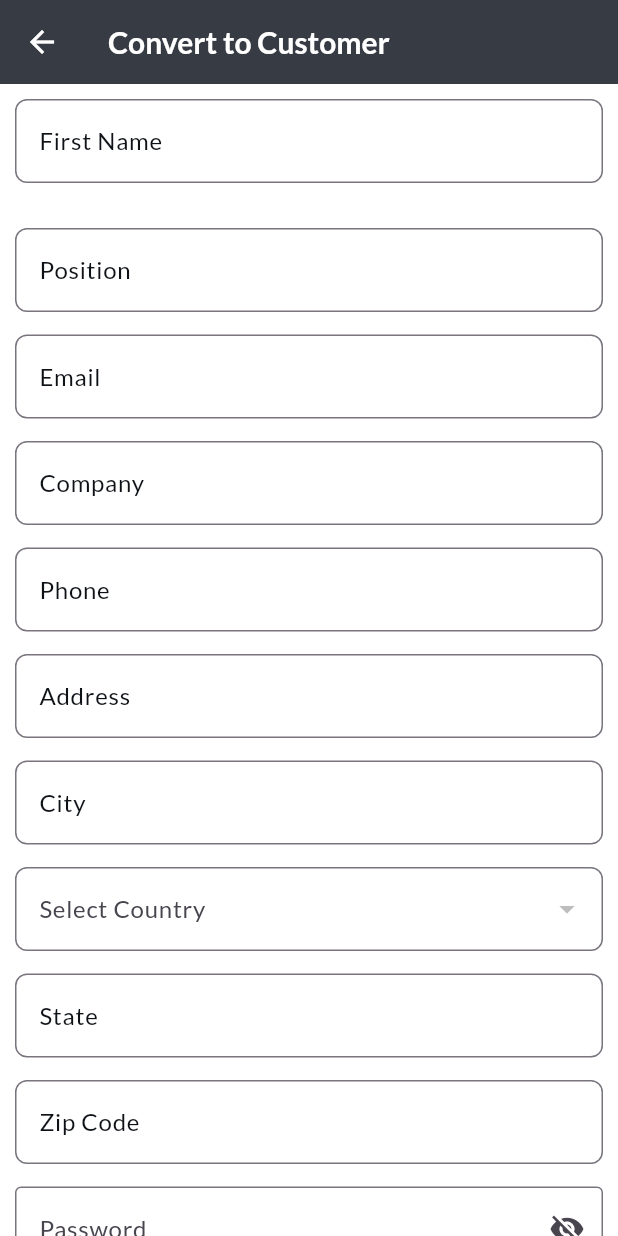
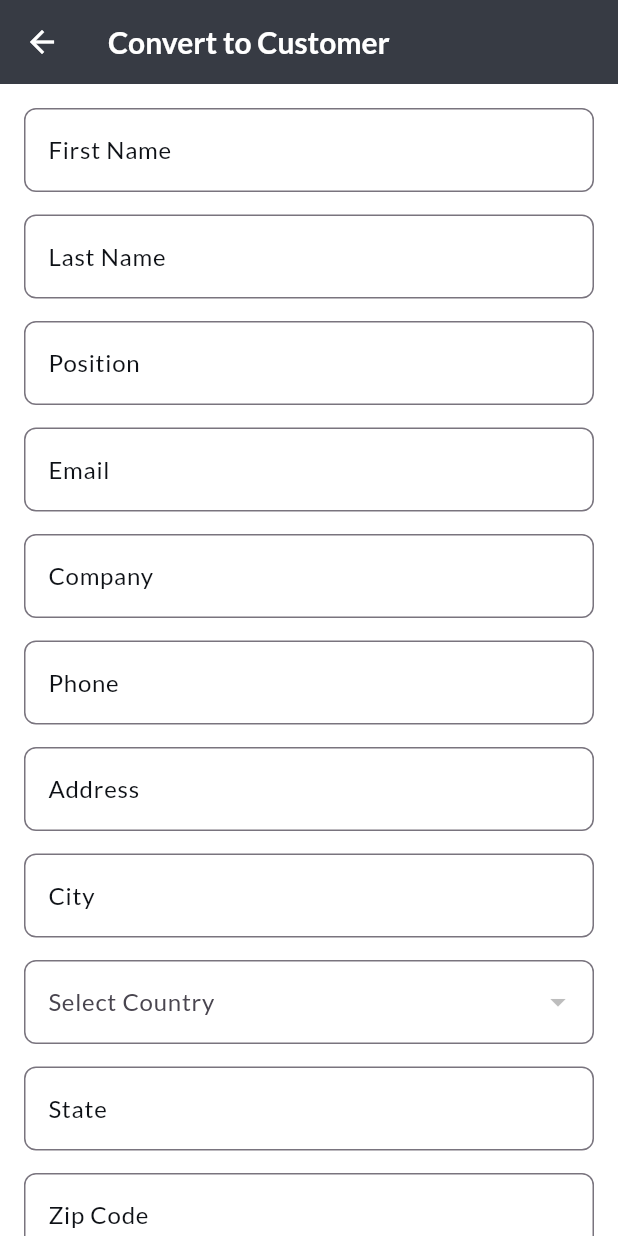
Before and after one commit to businessvivek3600/CRM, a Flutter app: the ConvertToCustomer screen opened directly with empty values, on a phone screen of 412 x 824 dp. Run offline on Flutter 3.47's test engine with Material 3 defaults, Android fonts, the light colour scheme and no system bars; our stand-ins replace auto_size_text, cached_network_image, device_info_plus, dio, firebase_messaging, flutter_linkify and 14 more; missing offline and left inert: ansicolor, country_codes, country_list_pick, country_state_picker; accounts and stored records are empty; generated files the repository leaves out were written again.

Commit message:
working on converted to customer

```diff
--- a/lib/features/auth/dashboard/customer/convertedto_customer.dart
+++ b/lib/features/auth/dashboard/customer/convertedto_customer.dart
@@ -1,6 +1,3 @@
-import 'package:country_state_picker/components/index.dart';
-import 'package:country_state_picker/country_state_picker.dart';
-import 'package:crm/features/auth/dashboard/leads/leads_details.dart';
 import 'package:crm/utils/colors.dart';
 import 'package:crm/utils/default_logger.dart';
 import 'package:crm/utils/text_field.dart';
@@ -28,24 +25,23 @@ class _ConvertedToCustomerState extends State<ConvertToCustomer> {
   String? phone;
   String? address;
   String? city;
+  String? state;
   String? zipCode;
-  String? state;
 
   String? country;
   late TextEditingController nameController;
-  late TextEditingController leadValueController;
+
   late TextEditingController positionController;
   late TextEditingController emailController;
+  late TextEditingController companyController;
+  late TextEditingController phoneController;
   late TextEditingController websiteController;
-  late TextEditingController companyController;
   late TextEditingController addressController;
   late TextEditingController cityController;
   late TextEditingController stateController;
   late TextEditingController zipController;
-  late TextEditingController phoneController;
-  late TextEditingController descriptionController;
-  late TextEditingController lastContactController;
-  bool isPasswordHidden = true;
+
+  late bool isPasswordHidden = true;
   bool sendSetPasswordEmail = false;
   bool doNotSendWelcomeEmail = false;
   final passwordController = TextEditingController();
@@ -53,18 +49,19 @@ class _ConvertedToCustomerState extends State<ConvertToCustomer> {
   @override
   void initState() {
     super.initState();
-    // Initialize variables with lead data
-    firstName = widget.lead.name;
-    position = widget.lead.title;
-    email = widget.lead.email;
-    company = widget.lead.company;
-    phone = widget.lead.phonenumber;
-    address = widget.lead.address;
-    city = widget.lead.city;
-    stateController = TextEditingController(text: widget.lead.state);
-    zipCode = widget.lead.zip;
-    country = widget.lead.country;
-    state = widget.lead.state;
+    //Initialize variables with lead data
+    nameController = TextEditingController(text: widget.lead.name ?? "");
+    positionController = TextEditingController(text: widget.lead.title ?? "");
+    emailController = TextEditingController(text: widget.lead.email ?? "");
+    companyController = TextEditingController(text: widget.lead.company ?? "");
+    phoneController =
+        TextEditingController(text: widget.lead.phonenumber ?? "");
+    addressController = TextEditingController(text: widget.lead.address ?? "");
+    cityController = TextEditingController(text: widget.lead.city ?? "");
+    stateController = TextEditingController(text: widget.lead.state ?? "");
+    country = widget.lead.country ?? " ";
+
+    zipController = TextEditingController(text: widget.lead.zip ?? "");
   }
 
   @override
@@ -79,21 +76,31 @@ class _ConvertedToCustomerState extends State<ConvertToCustomer> {
         automaticallyImplyLeading: true,
       ),
       body: SafeArea(
+        child: Expanded(
           child: SingleChildScrollView(
             child: Padding(
-            padding: const EdgeInsets.symmetric(horizontal: 10, vertical: 10),
+              padding: const EdgeInsets.symmetric(horizontal: 16, vertical: 16),
               child: Column(
                 crossAxisAlignment: CrossAxisAlignment.stretch,
                 children: [
                   CommonTextField(
+                    controller: nameController,
                     label: 'First Name',
                     hint: 'Enter First Name',
                     initialValue: firstName, // Set initial value
                     onChanged: (value) => firstName = value,
                   ),
                   const SizedBox(height: 15),
+                  CommonTextField(
+                    // controller: nameController,
+                    label: 'Last Name',
+                    hint: 'Enter Last Name',
+                    initialValue: firstName, // Set initial value
+                    onChanged: (value) => firstName = value,
+                  ),
                   const SizedBox(height: 15),
                   CommonTextField(
+                    controller: positionController,
                     label: 'Position',
                     hint: 'Enter Position',
                     initialValue: position,
@@ -101,6 +108,7 @@ class _ConvertedToCustomerState extends State<ConvertToCustomer> {
                   ),
                   const SizedBox(height: 15),
                   CommonTextField(
+                    controller: emailController,
                     label: 'Email',
                     hint: 'Enter Email',
                     initialValue: email,
@@ -108,6 +116,7 @@ class _ConvertedToCustomerState extends State<ConvertToCustomer> {
                   ),
                   const SizedBox(height: 15),
                   CommonTextField(
+                    controller: companyController,
                     label: 'Company',
                     hint: 'Enter Company Name',
                     initialValue: company,
@@ -115,6 +124,7 @@ class _ConvertedToCustomerState extends State<ConvertToCustomer> {
                   ),
                   const SizedBox(height: 15),
                   CommonTextField(
+                    controller: phoneController,
                     label: 'Phone',
                     hint: 'Enter Phone Number',
                     initialValue: phone,
@@ -122,6 +132,7 @@ class _ConvertedToCustomerState extends State<ConvertToCustomer> {
                   ),
                   const SizedBox(height: 15),
                   CommonTextField(
+                    controller: addressController,
                     label: 'Address',
                     hint: 'Enter Address',
                     initialValue: address,
@@ -129,14 +140,19 @@ class _ConvertedToCustomerState extends State<ConvertToCustomer> {
                   ),
                   const SizedBox(height: 15),
                   CommonTextField(
+                    controller: cityController,
                     label: 'City',
                     hint: 'Enter City',
                     initialValue: city,
                     onChanged: (value) => city = value,
                   ),
                   const SizedBox(height: 15),
-                DropdownButtonFormField<String>(
+                  Container(
+                    width: double
+                        .infinity, // Allows dropdown to take full available width
+                    child: DropdownButtonFormField<String>(
                       value: country,
+                      isExpanded: true, // Prevent overflow
                       items: leadStore.country
                           .map((item) => DropdownMenuItem<String>(
                                 value: item.countryId,
@@ -157,6 +173,7 @@ class _ConvertedToCustomerState extends State<ConvertToCustomer> {
                         ),
                       ),
                     ),
+                  ),
                   const SizedBox(height: 15),
                   CommonTextField(
                     controller: stateController,
@@ -165,6 +182,7 @@ class _ConvertedToCustomerState extends State<ConvertToCustomer> {
                   ),
                   const SizedBox(height: 15),
                   CommonTextField(
+                    controller: zipController,
                     label: 'Zip Code',
                     hint: 'Enter Zip Code',
                     initialValue: zipCode,
@@ -248,7 +266,8 @@ class _ConvertedToCustomerState extends State<ConvertToCustomer> {
                           if (company?.trim() != widget.lead.company?.trim()) {
                             updatedData['company'] = company?.trim();
                           }
-                        if (phone?.trim() != widget.lead.phonenumber?.trim()) {
+                          if (phone?.trim() !=
+                              widget.lead.phonenumber?.trim()) {
                             updatedData['phonenumber'] = phone?.trim();
                           }
                           if (address?.trim() != widget.lead.address?.trim()) {
@@ -263,7 +282,8 @@ class _ConvertedToCustomerState extends State<ConvertToCustomer> {
                           if (country?.trim() != widget.lead.country?.trim()) {
                             updatedData['country'] = country?.trim();
                           }
-                        if (stateController.text.trim() != widget.lead.state?.trim()) {
+                          if (stateController.text.trim() !=
+                              widget.lead.state?.trim()) {
                             updatedData['state'] = stateController.text.trim();
                           }
 
@@ -274,15 +294,20 @@ class _ConvertedToCustomerState extends State<ConvertToCustomer> {
                           }
 
                           // Additional options
-                        updatedData['sendSetPasswordEmail'] = sendSetPasswordEmail;
-                        updatedData['doNotSendWelcomeEmail'] = doNotSendWelcomeEmail;
+                          updatedData['sendSetPasswordEmail'] =
+                              sendSetPasswordEmail;
+                          updatedData['doNotSendWelcomeEmail'] =
+                              doNotSendWelcomeEmail;
                           updatedData['leadid'] = widget.lead.id;
                           // Check if any data has changed
                           final formData = FormData.fromMap(updatedData);
                           if (updatedData.isNotEmpty) {
                             try {
-                            final (bool status, Map<String, dynamic> response, String? message) =
-                            await ApiService.addLeads(formData);
+                              final (
+                                bool status,
+                                Map<String, dynamic> response,
+                                String? message
+                              ) = await ApiService.addLeads(formData);
 
                               if (status) {
                                 infoLog('Success: ${message}');
@@ -302,7 +327,6 @@ class _ConvertedToCustomerState extends State<ConvertToCustomer> {
                         },
                         child: const Text("Save"),
                       ),
-
                     ],
                   ),
                 ],
@@ -310,6 +334,7 @@ class _ConvertedToCustomerState extends State<ConvertToCustomer> {
             ),
           ),
         ),
+      ),
     );
   }
 }
--- a/lib/features/auth/dashboard/leads/update_lead.dart
+++ b/lib/features/auth/dashboard/leads/update_lead.dart
@@ -1,24 +1,17 @@
 import 'dart:convert';
 import 'package:auto_size_text/auto_size_text.dart';
-import 'package:country_state_picker/components/index.dart';
-import 'package:country_state_picker/country_state_picker.dart';
 import 'package:crm/store/lead_store.dart';
 import 'package:crm/utils/colors.dart';
 import 'package:crm/utils/default_logger.dart';
-import 'package:crm/utils/extensions.dart';
 import 'package:crm/utils/text_field.dart';
 import 'package:dio/dio.dart';
 import 'package:flutter/material.dart';
 import 'package:google_fonts/google_fonts.dart';
 import 'package:intl/intl.dart';
-import 'package:nb_utils/nb_utils.dart';
-import 'package:flutter_fast_forms/flutter_fast_forms.dart';
 import '../../../../Models/leads_model.dart';
 import '../../../../services/api_services.dart';
 import '../../../../store/app_store.dart';
 import '../../../../utils/size_utils.dart';
-import '../../../../utils/text.dart';
-
 
 class EditLead extends StatefulWidget {
   const EditLead({super.key, required this.lead});
@@ -28,12 +21,11 @@ class EditLead extends StatefulWidget {
 }
 
 class _EditLeadState extends State<EditLead> {
-  late  List<String> _dropdownItems = [];
+  late List<String> _dropdownItems = [];
   String? _selectedEmployeeId;
   String? _selectedItem;
   String? _selectedStatusId;
-  ValueNotifier<List<Country>> countries =
-  ValueNotifier<List<Country>>([]);
+  ValueNotifier<List<Country>> countries = ValueNotifier<List<Country>>([]);
 
   List<String> availableTags = [];
   final List<String> _dropDownTagId = [];
@@ -62,7 +54,9 @@ class _EditLeadState extends State<EditLead> {
     // Initialize controllers with lead data
     nameController = TextEditingController(text: widget.lead.name ?? '');
     leadValueController = TextEditingController(
-      text: widget.lead.leadValue != null ? widget.lead.leadValue.toString() : '0',
+      text: widget.lead.leadValue != null
+          ? widget.lead.leadValue.toString()
+          : '0',
     );
     positionController = TextEditingController(text: widget.lead.title);
     emailController = TextEditingController(text: widget.lead.email);
@@ -73,17 +67,19 @@ class _EditLeadState extends State<EditLead> {
     zipController = TextEditingController(text: widget.lead.zip);
     stateController = TextEditingController(text: widget.lead.state);
     phoneController = TextEditingController(text: widget.lead.phonenumber);
-    descriptionController = TextEditingController(text: widget.lead.description);
+    descriptionController =
+        TextEditingController(text: widget.lead.description);
 
     // Initialize dropdowns
     _selectedItem = leadStore.leadSource
-        .firstWhere((source) => source.id == widget.lead.source, orElse:  null)
+        .firstWhere((source) => source.id == widget.lead.source, orElse: null)
         .id;
     _statusSelectedItem = leadStore.leadStatus
-        .firstWhere((status) => status.id == widget.lead.status, orElse:  null)
+        .firstWhere((status) => status.id == widget.lead.status, orElse: null)
         .id;
     _selectedEmployeeId = leadStore.staff
-        .firstWhere((staff) => staff.staffId == widget.lead.assigned, orElse:  null)
+        .firstWhere((staff) => staff.staffId == widget.lead.assigned,
+            orElse: null)
         .staffId;
 
     // Initialize tags
@@ -102,16 +98,19 @@ class _EditLeadState extends State<EditLead> {
           text: DateFormat('yyyy-MM-dd h:mm a').format(lastContactDate),
         );
       } catch (e) {
-        lastContactController = TextEditingController(text: widget.lead.lastcontact);
+        lastContactController =
+            TextEditingController(text: widget.lead.lastcontact);
       }
     } else {
       lastContactController = TextEditingController();
     }
 
     setState(() {
-      _dropdownItems = leadStore.leadSource.map((source) => source.name).toList();
+      _dropdownItems =
+          leadStore.leadSource.map((source) => source.name).toList();
     });
   }
+
   List<Map<String, dynamic>> formData = [
     {},
     {},
@@ -146,7 +145,8 @@ class _EditLeadState extends State<EditLead> {
           );
 
           // Format the date and time as desired
-          final formattedDateTime = DateFormat('yyyy-MM-dd h:mm a').format(fullDateTime);
+          final formattedDateTime =
+              DateFormat('yyyy-MM-dd h:mm a').format(fullDateTime);
           lastContactController.text = formattedDateTime;
         });
       }
@@ -183,7 +183,7 @@ class _EditLeadState extends State<EditLead> {
                 children: [
                   DropdownButtonFormField<String>(
                     value: _selectedItem,
-                    items:leadStore.leadSource
+                    items: leadStore.leadSource
                         .toSet()
                         .map((item) => DropdownMenuItem<String>(
                               value: item.id,
@@ -194,7 +194,10 @@ class _EditLeadState extends State<EditLead> {
                       setState(() {
                         _selectedItem = value;
                         String sourceId = leadStore.leadSource
-                            .firstWhere((source) => source.id == value, orElse: null)?.id ?? '';
+                                .firstWhere((source) => source.id == value,
+                                    orElse: null)
+                                ?.id ??
+                            '';
                       });
                     },
                     decoration: InputDecoration(
@@ -204,11 +207,8 @@ class _EditLeadState extends State<EditLead> {
                       ),
                     ),
                   ),
-
-
                   const SizedBox(height: 15),
                   DropdownButtonFormField<String>(
-
                     value: _statusSelectedItem,
                     items: leadStore.leadStatus
                         .map((item) => DropdownMenuItem<String>(
@@ -266,7 +266,8 @@ class _EditLeadState extends State<EditLead> {
                   const SizedBox(height: 10),
                   Wrap(
                     spacing: 8,
-                    children: selectedTags.map((tag) => Chip(
+                    children: selectedTags
+                        .map((tag) => Chip(
                               label: Text(tag),
                               deleteIcon: const Icon(Icons.close),
                               onDeleted: () {
@@ -276,7 +277,8 @@ class _EditLeadState extends State<EditLead> {
                                   _dropDownTagId.removeAt(index);
                                 });
                               },
-                    )).toList(),
+                            ))
+                        .toList(),
                   ),
                   const SizedBox(height: 5),
                   DropdownButton<String>(
@@ -351,8 +353,12 @@ class _EditLeadState extends State<EditLead> {
                     hint: 'Enter Company Name',
                   ),
                   const SizedBox(height: 15),
-                  DropdownButtonFormField<String>(
+                  Container(
+                    width: double
+                        .infinity, // Allows dropdown to take full available width
+                    child: DropdownButtonFormField<String>(
                       value: country,
+                      isExpanded: true, // Prevent overflow
                       items: leadStore.country
                           .map((item) => DropdownMenuItem<String>(
                                 value: item.countryId,
@@ -362,7 +368,8 @@ class _EditLeadState extends State<EditLead> {
                       onChanged: (value) {
                         setState(() {
                           country = value;
-                        state = null;
+                          state =
+                              null; // Reset state when a new country is selected
                         });
                       },
                       decoration: InputDecoration(
@@ -371,7 +378,9 @@ class _EditLeadState extends State<EditLead> {
                           borderRadius: BorderRadius.circular(8.0),
                         ),
                       ),
-                  ),const SizedBox(height: 15),
+                    ),
+                  ),
+                  SizedBox(height: 15),
                   CommonTextField(
                     controller: stateController,
                     label: 'State',
@@ -407,7 +416,11 @@ class _EditLeadState extends State<EditLead> {
                     controller: lastContactController,
                     label: 'Last Contact',
                     hint: 'Select Last Contact Date',
-                    suffix: Icon(Icons.calendar_month_rounded,color: primaryColor,size: 18,),
+                    suffix: Icon(
+                      Icons.calendar_month_rounded,
+                      color: primaryColor,
+                      size: 18,
+                    ),
                     onTap: () => _selectLastContactDate(context),
                   ),
                 ],
@@ -419,7 +432,7 @@ class _EditLeadState extends State<EditLead> {
       bottomNavigationBar: Padding(
         padding: const EdgeInsets.all(10),
         child: ElevatedButton(
-          onPressed:() async {
+          onPressed: () async {
             infoLog("________Tags1 $_dropDownTagId");
             infoLog("________Source2$_selectedItem");
             infoLog("________Status4 $_selectedStatusId");
@@ -427,53 +440,66 @@ class _EditLeadState extends State<EditLead> {
             bool isFieldUpdated(String currentValue, String? initialValue) {
               return currentValue != initialValue;
             }
+
             // Create form data
             FormData formData = FormData.fromMap({
-              "id":widget.lead.id,
-              'name':  isFieldUpdated(nameController.text, widget.lead.name ?? '')
+              "id": widget.lead.id,
+              'name':
+                  isFieldUpdated(nameController.text, widget.lead.name ?? '')
                       ? nameController.text
                       : widget.lead.name,
-              'lead_value': isFieldUpdated(leadValueController.text, (widget.lead.leadValue ?? 0.00) as String?)
+              'lead_value': isFieldUpdated(leadValueController.text,
+                      (widget.lead.leadValue ?? 0.00) as String?)
                   ? leadValueController.text
                   : widget.lead.leadValue,
-              'title':  isFieldUpdated(positionController.text, widget.lead.title!)
+              'title':
+                  isFieldUpdated(positionController.text, widget.lead.title!)
                       ? positionController.text
                       : widget.lead.title,
-              'email':isFieldUpdated(emailController.text, widget.lead.email!)
+              'email': isFieldUpdated(emailController.text, widget.lead.email!)
                   ? emailController.text
                   : widget.lead.email,
-              'website': isFieldUpdated(websiteController.text, widget.lead.website!)
+              'website':
+                  isFieldUpdated(websiteController.text, widget.lead.website!)
                       ? websiteController.text
                       : widget.lead.website,
-              'phonenumber': isFieldUpdated(phoneController.text, widget.lead.phonenumber)
+              'phonenumber':
+                  isFieldUpdated(phoneController.text, widget.lead.phonenumber)
                       ? phoneController.text
                       : widget.lead.phonenumber,
-              'company':isFieldUpdated(companyController.text, widget.lead.company)
+              'company':
+                  isFieldUpdated(companyController.text, widget.lead.company)
                       ? companyController.text
                       : widget.lead.company,
-              'address':  isFieldUpdated(addressController.text, widget.lead.address)
+              'address':
+                  isFieldUpdated(addressController.text, widget.lead.address)
                       ? addressController.text
                       : widget.lead.address,
               'city': isFieldUpdated(cityController.text, widget.lead.city)
                   ? cityController.text
                   : widget.lead.city,
-              'zip':isFieldUpdated(zipController.text, widget.lead.zip)
+              'zip': isFieldUpdated(zipController.text, widget.lead.zip)
                   ? zipController.text
                   : widget.lead.zip,
               'state': isFieldUpdated(stateController.text, widget.lead.state)
                   ? stateController.text
                   : widget.lead.state,
-              'country': isFieldUpdated(country ?? " ", widget.lead.country ?? " ")
+              'country':
+                  isFieldUpdated(country ?? " ", widget.lead.country ?? " ")
                       ? country
                       : widget.lead.country,
               'source': _selectedItem ?? widget.lead.source,
-              'status':  _selectedStatusId ?? widget.lead.status,
+              'status': _selectedStatusId ?? widget.lead.status,
               'assigned': _selectedEmployeeId ?? widget.lead.assigned,
-              'tags': selectedTags.isNotEmpty ? jsonEncode(_dropDownTagId) : widget.lead.tags!.map((tag) => tag.id).toList(),
-              'description': isFieldUpdated(descriptionController.text, widget.lead.description)
+              'tags': selectedTags.isNotEmpty
+                  ? jsonEncode(_dropDownTagId)
+                  : widget.lead.tags!.map((tag) => tag.id).toList(),
+              'description': isFieldUpdated(
+                      descriptionController.text, widget.lead.description)
                   ? descriptionController.text
                   : widget.lead.description,
-              'lastcontact': isFieldUpdated(lastContactController.text, widget.lead.lastcontact ?? '')
+              'lastcontact': isFieldUpdated(
+                      lastContactController.text, widget.lead.lastcontact ?? '')
                   ? lastContactController.text
                   : widget.lead.lastcontact,
             });
@@ -497,8 +523,7 @@ warningLog("Entered Form data ---$formData");
                 print('Success: ${message}');
                 // Handle success (e.g., show a success message or navigate)
               } else {
-                print(
-                    'Error: ${status} - ${response}');
+                print('Error: ${status} - ${response}');
                 // Handle API error
               }
             } catch (e) {
@@ -520,8 +545,6 @@ warningLog("Entered Form data ---$formData");
     );
   }
 }
-
-
 
 Widget bodyMedText(
   String text,
```
Lines whose indentation alone changed are shown as unchanged.
